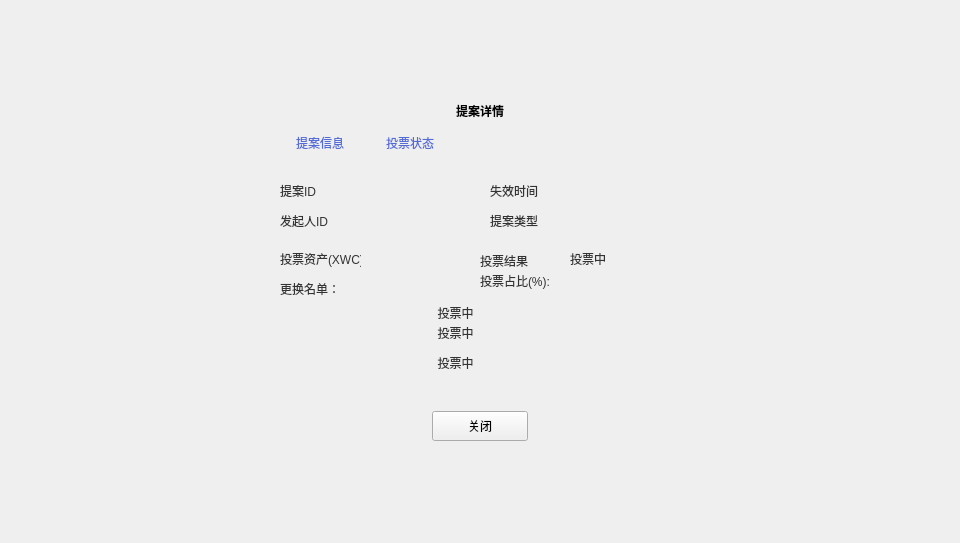
Old version of the form XWCWallet/guard/ProposalDetailDialog.ui in the repository Whitecoin-Owner/Whitecoin-qt.
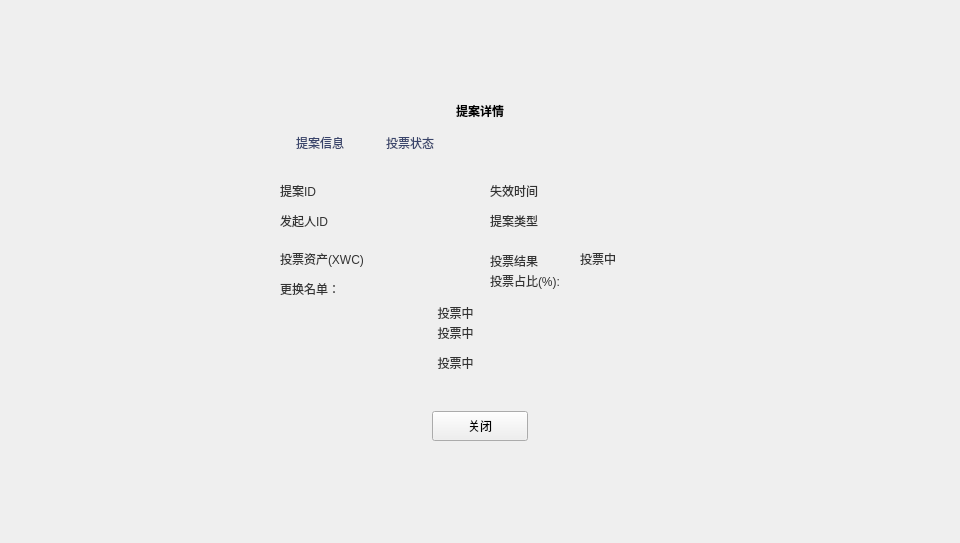
New version of the form. The open tabs and pages were chosen to show the change.

Diff of the .ui file:
```diff
--- a/XWCWallet/guard/ProposalDetailDialog.ui
+++ b/XWCWallet/guard/ProposalDetailDialog.ui
@@ -109,8 +109,8 @@
       <cursorShape>PointingHandCursor</cursorShape>
      </property>
      <property name="styleSheet">
-      <string notr="true">QToolButton{font:10px &quot;微软雅黑&quot;;background:transparent;border:none;color: rgb(83,107,215);} 
-QToolButton::checked{color:rgb(84,61,137);border-bottom:2px solid rgb(84,61,137);}</string>
+      <string notr="true">QToolButton{font:11px &quot;微软雅黑&quot;;background:transparent;border:none;color: rgb(57,68,107);} 
+QToolButton::checked{color:rgb(83,107,215);border-bottom:2px solid rgb(83,107,215);}</string>
      </property>
      <property name="text">
       <string>提案信息</string>
@@ -129,8 +129,8 @@
       <cursorShape>PointingHandCursor</cursorShape>
      </property>
      <property name="styleSheet">
-      <string notr="true">QToolButton{font:10px &quot;微软雅黑&quot;;background:transparent;border:none;color: rgb(83,107,215);} 
-QToolButton::checked{color:rgb(84,61,137);border-bottom:2px solid rgb(84,61,137);}</string>
+      <string notr="true">QToolButton{font:11px &quot;微软雅黑&quot;;background:transparent;border:none;color: rgb(57,68,107);} 
+QToolButton::checked{color:rgb(83,107,215);border-bottom:2px solid rgb(83,107,215);}</string>
      </property>
      <property name="text">
       <string>投票状态</string>
@@ -966,7 +966,7 @@
           <rect>
            <x>30</x>
            <y>10</y>
-           <width>81</width>
+           <width>90</width>
            <height>16</height>
           </rect>
          </property>
@@ -977,9 +977,9 @@
         <widget class="QLabel" name="label_fee">
          <property name="geometry">
           <rect>
-           <x>114</x>
+           <x>120</x>
            <y>10</y>
-           <width>71</width>
+           <width>80</width>
            <height>16</height>
           </rect>
          </property>
@@ -990,7 +990,7 @@
         <widget class="QLabel" name="label_27">
          <property name="geometry">
           <rect>
-           <x>230</x>
+           <x>240</x>
            <y>10</y>
            <width>81</width>
            <height>20</height>
@@ -1003,7 +1003,7 @@
         <widget class="QLabel" name="label_votestate">
          <property name="geometry">
           <rect>
-           <x>320</x>
+           <x>330</x>
            <y>10</y>
            <width>81</width>
            <height>16</height>
@@ -1077,7 +1077,7 @@
         <widget class="QLabel" name="label_weight">
          <property name="geometry">
           <rect>
-           <x>320</x>
+           <x>330</x>
            <y>30</y>
            <width>121</width>
            <height>20</height>
@@ -1093,7 +1093,7 @@
         <widget class="QLabel" name="label_weight_2">
          <property name="geometry">
           <rect>
-           <x>230</x>
+           <x>240</x>
            <y>30</y>
            <width>81</width>
            <height>20</height>
```
Left out of the diff: 2 changed lines with no effect on the pictures.
